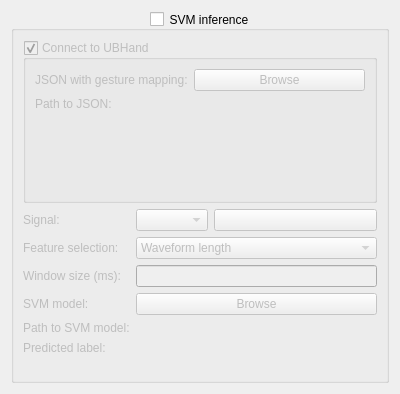
The window that designer/svm_inference_config.ui (pulp-bio/biogui) describes before a commit, drawn with Qt 5.
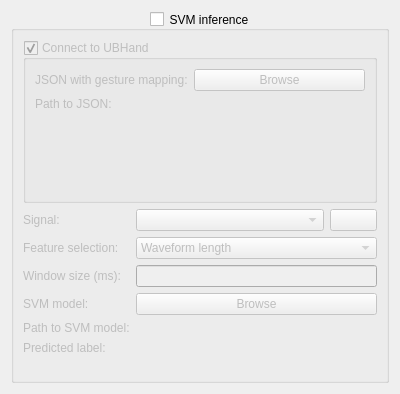
The same window after the commit. Icons and pictures are not drawn.

```diff
--- a/designer/svm_inference_config.ui
+++ b/designer/svm_inference_config.ui
@@ -82,7 +82,7 @@
          </widget>
         </item>
         <item row="0" column="1">
-         <layout class="QHBoxLayout" name="horizontalLayout" stretch="0,1">
+         <layout class="QHBoxLayout" name="horizontalLayout" stretch="4,1">
           <item>
            <widget class="QComboBox" name="signalComboBox"/>
           </item>
```
